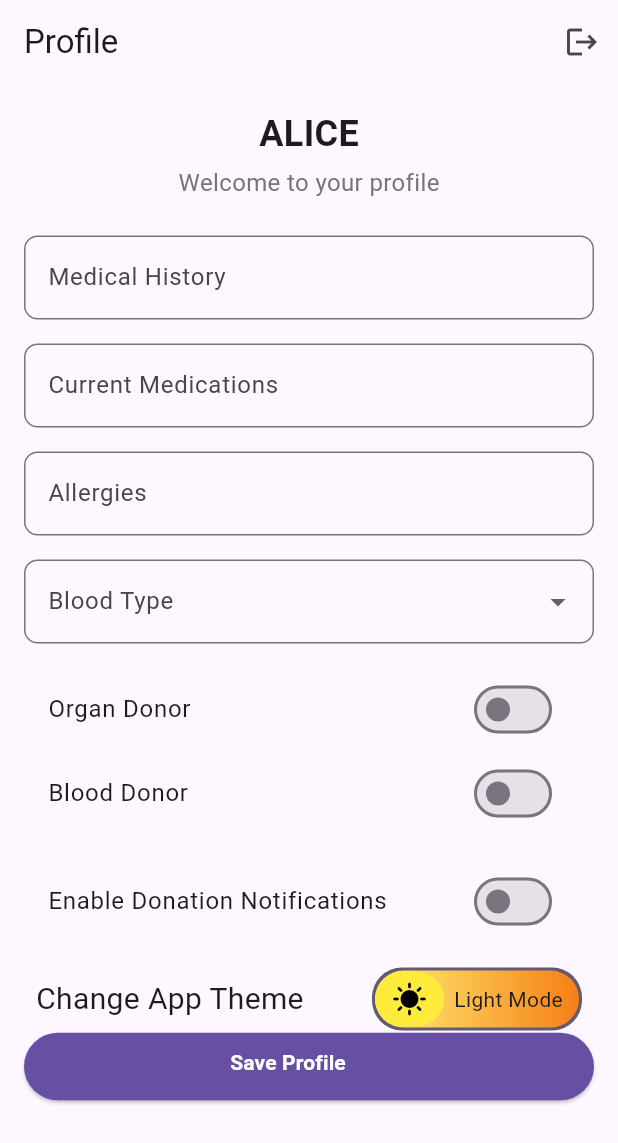
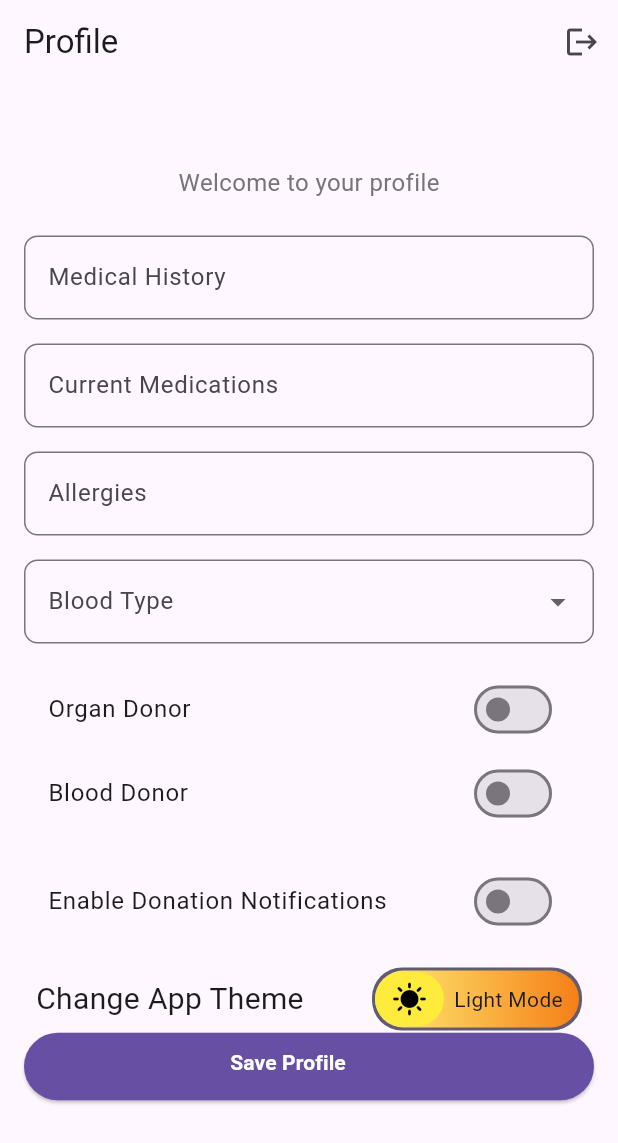
Before and after one commit to iiitv/DonorConnect-Debugathon, a Flutter app: the ProfileScreen screen opened directly with empty values, on a phone screen of 412 x 824 dp. Shown: the top 1143 px of the screen. Run offline on Flutter 3.47's test engine with Material 3 defaults, Android fonts, the phone set to English and light mode, and no system bars; drawn by our look-alikes of animated_toggle_switch; our stand-ins replace bloc, cloud_firestore, custom_navigation_bar, dropdown_textfield, equatable, firebase_auth and 15 more; missing offline and left inert: mongo_dart; accounts and stored records are empty; generated files the repository leaves out were written again.

Commit message:
Update profile_screen.dart

```diff
--- a/lib/views/pages/profile/profile_screen.dart
+++ b/lib/views/pages/profile/profile_screen.dart
@@ -60,7 +60,7 @@ class _ProfileScreenState extends State<ProfileScreen> {
                   Column(
                     children: [
                       Text(
-                        "ALICE",
+                        widget.name,
                         style: const TextStyle(
                           fontSize: 24,
                           fontWeight: FontWeight.bold,
```
